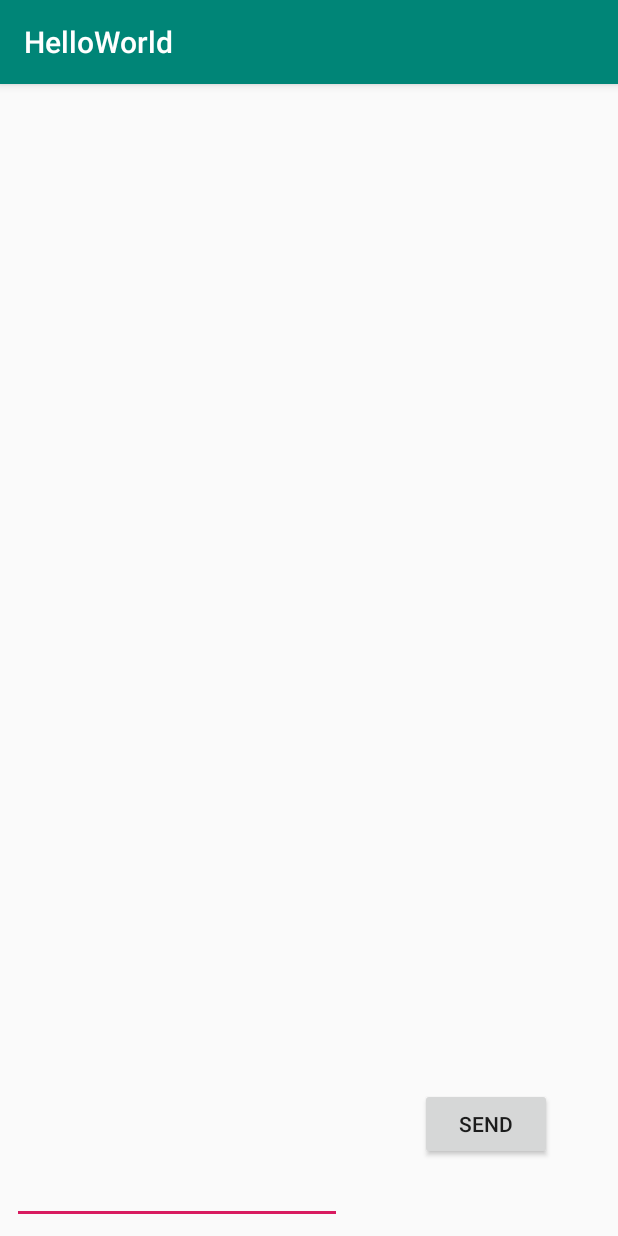
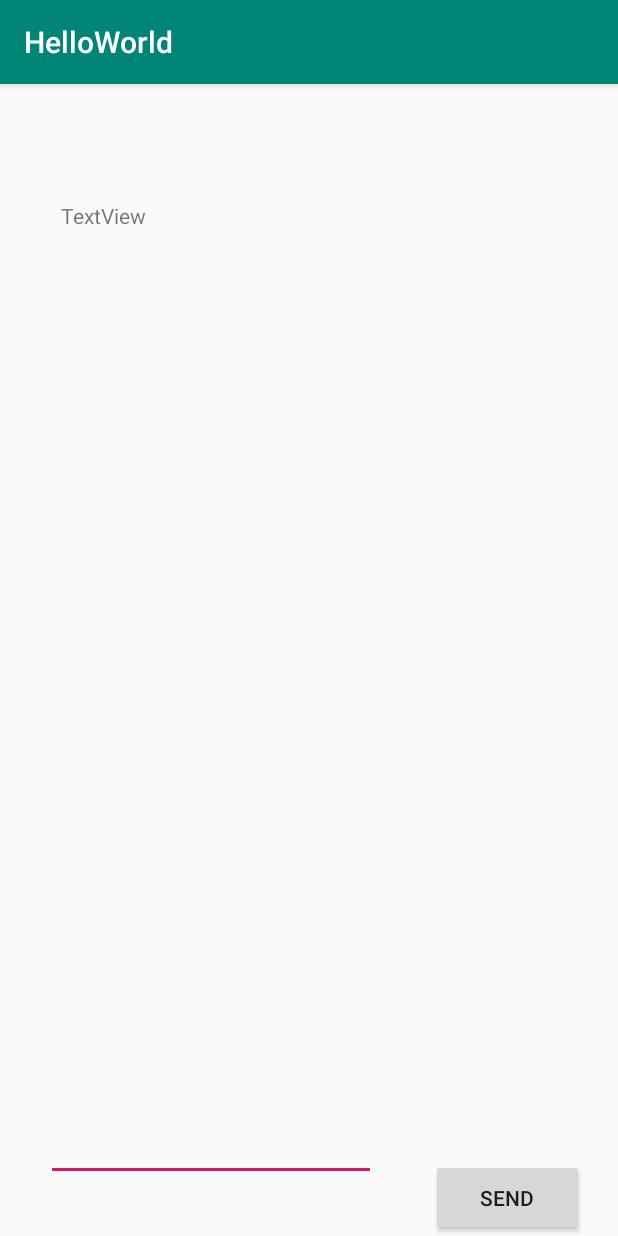
Before and after one commit to raisinbrandon/mas-prog1, an Android app: the screen it shows after launch (MainActivity), on a phone screen of 412 x 824 dp. Run offline under Robolectric (Android 15) with nearby library versions, the phone set to English and light mode, and no system bars.

Commit message:
added the scroll feature for textView. Displays everything although only once in the textView when send button gets clicked.

```diff
--- a/client/app/src/main/java/com/example/helloworld/MainActivity.java
+++ b/client/app/src/main/java/com/example/helloworld/MainActivity.java
@@ -3,6 +3,12 @@ package com.example.helloworld;
 import androidx.appcompat.app.AppCompatActivity;
 
 import android.os.Bundle;
+import android.util.TypedValue;
+import android.view.View;
+import android.widget.Button;
+import android.widget.EditText;
+import android.widget.ScrollView;
+import android.widget.TextView;
 
 public class MainActivity extends AppCompatActivity {
 
@@ -10,5 +16,17 @@ public class MainActivity extends AppCompatActivity {
     protected void onCreate(Bundle savedInstanceState) {
         super.onCreate(savedInstanceState);
         setContentView(R.layout.activity_main);
+        Button sendButton = (Button) findViewById(R.id.sendButton);
+        sendButton.setOnClickListener(new View.OnClickListener() {
+            @Override
+            public void onClick(View view) {
+                EditText messageEntryBox = (EditText) findViewById(R.id.messageEntryBox);
+                TextView messageList = (TextView) findViewById(R.id.messageList);
+
+                String text = messageEntryBox.getText().toString();
+                messageList.setTextSize(TypedValue.COMPLEX_UNIT_SP, 27);
+                messageList.setText(text);
+            }
+        });
     }
 }
--- a/client/app/src/main/res/layout/activity_main.xml
+++ b/client/app/src/main/res/layout/activity_main.xml
@@ -6,56 +6,45 @@
     android:layout_height="match_parent"
     tools:context=".MainActivity">
 
-    <androidx.constraintlayout.widget.ConstraintLayout
-        android:id="@+id/messageList"
-        android:layout_width="354dp"
-        android:layout_height="541dp"
-        android:layout_marginStart="8dp"
-        android:layout_marginLeft="8dp"
-        android:layout_marginTop="8dp"
-        android:layout_marginBottom="9dp"
-        app:layout_constraintBottom_toTopOf="@+id/editText3"
-        app:layout_constraintEnd_toEndOf="parent"
-        app:layout_constraintHorizontal_bias="1.0"
-        app:layout_constraintStart_toStartOf="parent"
-        app:layout_constraintTop_toTopOf="parent">
-
-    </androidx.constraintlayout.widget.ConstraintLayout>
-
     <EditText
-        android:id="@+id/editText3"
+        android:id="@+id/messageEntryBox"
         android:layout_width="220dp"
         android:layout_height="58dp"
         android:layout_marginStart="8dp"
         android:layout_marginLeft="8dp"
         android:layout_marginTop="8dp"
-        android:layout_marginEnd="8dp"
-        android:layout_marginRight="8dp"
+        android:layout_marginEnd="13dp"
+        android:layout_marginRight="13dp"
         android:layout_marginBottom="8dp"
         android:ems="10"
         android:gravity="start|top"
         android:inputType="textMultiLine"
         app:layout_constraintBottom_toBottomOf="parent"
-        app:layout_constraintEnd_toStartOf="@+id/button2"
-        app:layout_constraintHorizontal_bias="0.1"
+        app:layout_constraintEnd_toStartOf="@+id/sendButton"
         app:layout_constraintStart_toStartOf="parent"
         app:layout_constraintTop_toTopOf="parent"
-        app:layout_constraintVertical_bias="1.0" />
+        app:layout_constraintVertical_bias="0.959" />
 
     <Button
         android:id="@+id/sendButton"
-        android:layout_width="wrap_content"
-        android:layout_height="wrap_content"
-        android:layout_marginStart="26dp"
-        android:layout_marginLeft="26dp"
-        android:layout_marginTop="16dp"
-        android:layout_marginEnd="18dp"
-        android:layout_marginRight="18dp"
-        android:layout_marginBottom="19dp"
+        android:layout_width="102dp"
+        android:layout_height="51dp"
         android:text="send"
         app:layout_constraintBottom_toBottomOf="parent"
         app:layout_constraintEnd_toEndOf="parent"
-        app:layout_constraintStart_toEndOf="@+id/editText3"
-        app:layout_constraintTop_toBottomOf="@+id/messageList" />
+        app:layout_constraintStart_toEndOf="@+id/messageEntryBox" />
+
+    <TextView
+        android:id="@+id/messageList"
+        android:layout_width="331dp"
+        android:layout_height="517dp"
+        android:scrollbars="vertical"
+        android:text="TextView"
+        android:textAppearance="@style/TextAppearance.AppCompat.Small"
+        app:layout_constraintBottom_toTopOf="@+id/messageEntryBox"
+        app:layout_constraintEnd_toEndOf="parent"
+        app:layout_constraintStart_toStartOf="parent"
+        app:layout_constraintTop_toTopOf="parent"
+        tools:textSize="26sp" />
 
 </androidx.constraintlayout.widget.ConstraintLayout>
```
